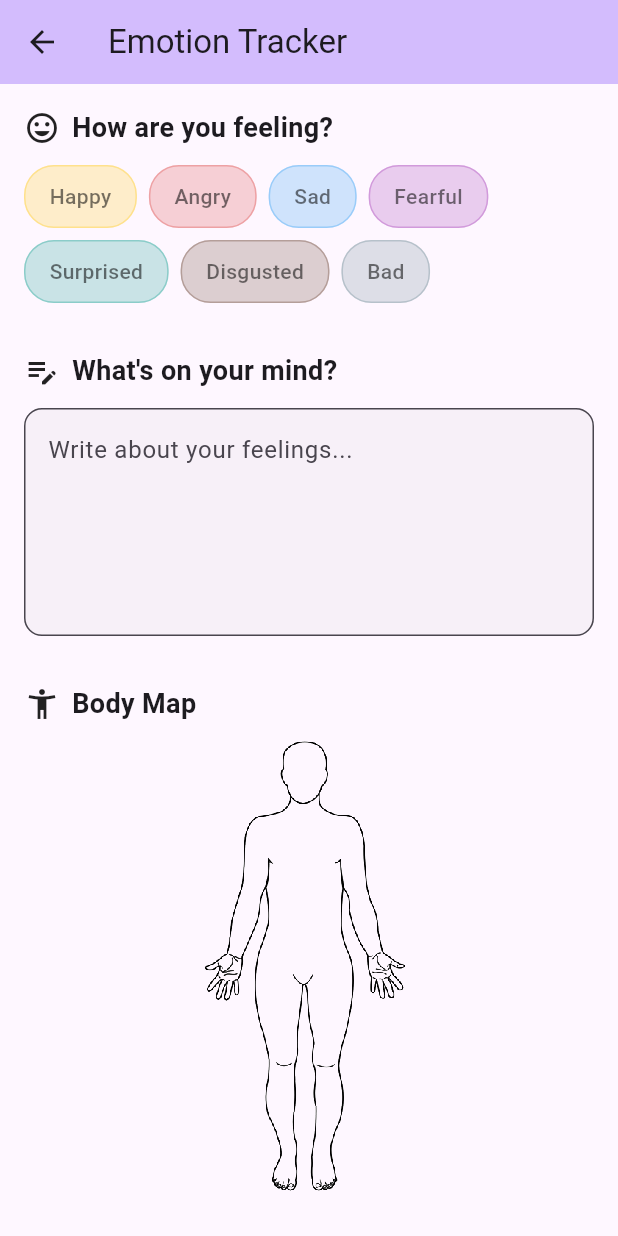
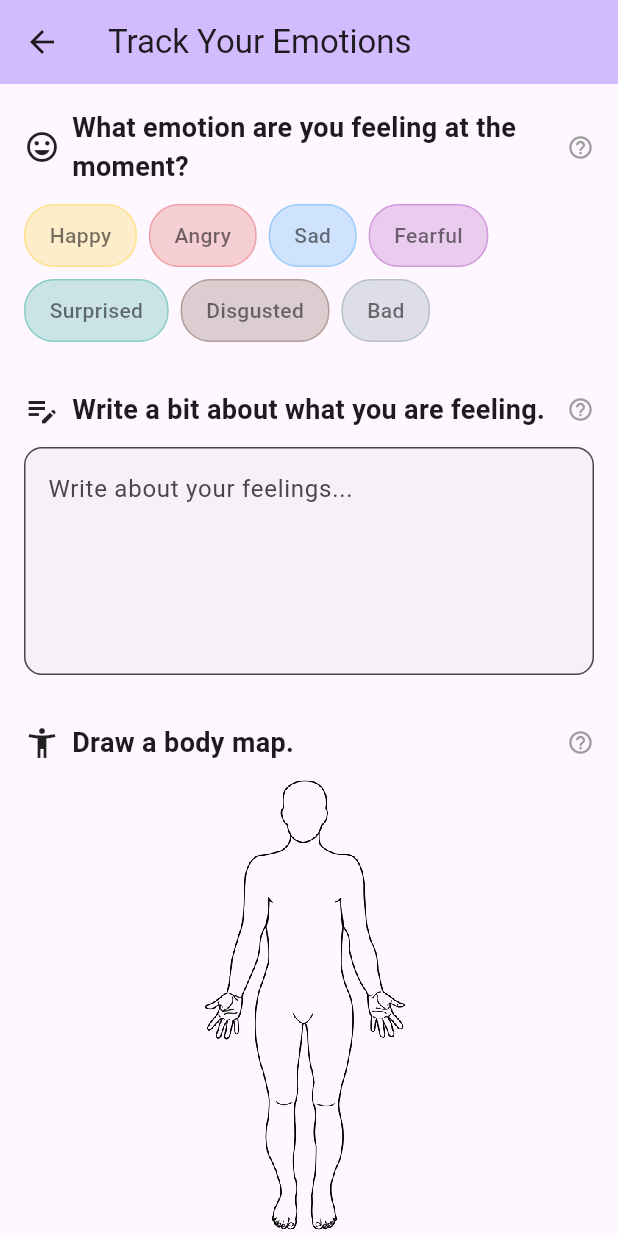
Before and after one commit to hannesSchwanzer/Personal-Hub-App, a Flutter app: the EmotionTrackerView screen opened directly, on a phone screen of 412 x 824 dp. Run offline on Flutter 3.47's test engine with Material 3 defaults, Android fonts, the phone set to English and light mode, and no system bars; our stand-ins replace drift, flutter_colorpicker, flutter_riverpod, shared_preferences; accounts and stored records are empty; generated files the repository leaves out were written again.

Commit message:
feat: Persist settings and added tool tips to the emotion tracker

```diff
--- /dev/null
+++ b/lib/domain/entities/settings.dart
@@ -0,0 +1,9 @@
+import 'package:flutter/material.dart';
+
+class Settings {
+  final Locale? locale;
+  // add more settings here
+
+  Settings({this.locale});
+  Settings copyWith({Locale? locale}) => Settings(locale: locale ?? this.locale);
+}
--- /dev/null
+++ b/lib/domain/repositories/settings_repository.dart
@@ -0,0 +1,6 @@
+import 'package:personal_hub_app/domain/entities/settings.dart';
+
+abstract class SettingsRepository {
+  Future<Settings> loadSettings();
+  Future<void> saveSettings(Settings settings);
+}
--- a/lib/l10n/app_en.arb
+++ b/lib/l10n/app_en.arb
@@ -25,13 +25,14 @@
     "reflectionCorner": "Reflection Corner",
     "reflectionCornerDesc": "Reflect on your emotional journey",
 
-    "emotionTrackerTitle": "Emotion Tracker",
-    "emotionTrackerSectionFeeling": "How are you feeling?",
-    "emotionTrackerSectionJournal": "What's on your mind?",
+    "emotionTrackerTitle": "Track Your Emotions",
+    "emotionTrackerSectionFeeling": "What emotion are you feeling at the moment?",
+    "emotionTrackerSectionFeelingTooltip": "Pick the emotion that feels the most accurate. If you feel “neutral” or are not sure what you are feeling, try to sit with your body and notice physical sensations. Based on those sensations, try to intellectually guess what you might be feeling. As you guess, notice whether that feels right or wrong. In the beginning, it doesn't matter whether you pick the right answer or not. It only matters that you consciously try to access your emotion regularly.",
+    "emotionTrackerSectionJournal": "Write a bit about what you are feeling.",
+    "emotionTrackerSectionJournalTooltip": "Journal your thoughts and try to articulate your feelings to the best of your ability. These entries will be used in the Reflection Corner.",
     "emotionTrackerJournalHint": "Write about your feelings...",
-    "emotionTrackerSectionBodyMap": "Body Map",
-    "emotionTrackerComingSoon": "Coming Soon",
-    "emotionTrackerDrawHint": "Draw where you feel it",
+    "emotionTrackerSectionBodyMap": "Draw a body map.",
+    "emotionTrackerSectionBodyMapTooltip": "Draw the outline of your body and using different colors, shade in the areas where you feel sensations. Shade darker for intense sensations and lighter for light sensations.",
     "emotionTrackerSaveEntry": "Save Entry",
     "emotionTrackerEntrySaved": "Entry saved",
     "emotionTrackerClearEntry": "Clear Entry",
--- a/lib/l10n/app_localizations.dart
+++ b/lib/l10n/app_localizations.dart
@@ -239,20 +239,32 @@ abstract class AppLocalizations {
   /// No description provided for @emotionTrackerTitle.
   ///
   /// In en, this message translates to:
-  /// **'Emotion Tracker'**
+  /// **'Track Your Emotions'**
   String get emotionTrackerTitle;
 
   /// No description provided for @emotionTrackerSectionFeeling.
   ///
   /// In en, this message translates to:
-  /// **'How are you feeling?'**
+  /// **'What emotion are you feeling at the moment?'**
   String get emotionTrackerSectionFeeling;
+
+  /// No description provided for @emotionTrackerSectionFeelingTooltip.
+  ///
+  /// In en, this message translates to:
+  /// **'Pick the emotion that feels the most accurate. If you feel “neutral” or are not sure what you are feeling, try to sit with your body and notice physical sensations. Based on those sensations, try to intellectually guess what you might be feeling. As you guess, notice whether that feels right or wrong. In the beginning, it doesn\'t matter whether you pick the right answer or not. It only matters that you consciously try to access your emotion regularly.'**
+  String get emotionTrackerSectionFeelingTooltip;
 
   /// No description provided for @emotionTrackerSectionJournal.
   ///
   /// In en, this message translates to:
-  /// **'What\'s on your mind?'**
+  /// **'Write a bit about what you are feeling.'**
   String get emotionTrackerSectionJournal;
+
+  /// No description provided for @emotionTrackerSectionJournalTooltip.
+  ///
+  /// In en, this message translates to:
+  /// **'Journal your thoughts and try to articulate your feelings to the best of your ability. These entries will be used in the Reflection Corner.'**
+  String get emotionTrackerSectionJournalTooltip;
 
   /// No description provided for @emotionTrackerJournalHint.
   ///
@@ -263,20 +275,14 @@ abstract class AppLocalizations {
   /// No description provided for @emotionTrackerSectionBodyMap.
   ///
   /// In en, this message translates to:
-  /// **'Body Map'**
+  /// **'Draw a body map.'**
   String get emotionTrackerSectionBodyMap;
 
-  /// No description provided for @emotionTrackerComingSoon.
+  /// No description provided for @emotionTrackerSectionBodyMapTooltip.
   ///
   /// In en, this message translates to:
-  /// **'Coming Soon'**
-  String get emotionTrackerComingSoon;
-
-  /// No description provided for @emotionTrackerDrawHint.
-  ///
-  /// In en, this message translates to:
-  /// **'Draw where you feel it'**
-  String get emotionTrackerDrawHint;
+  /// **'Draw the outline of your body and using different colors, shade in the areas where you feel sensations. Shade darker for intense sensations and lighter for light sensations.'**
+  String get emotionTrackerSectionBodyMapTooltip;
 
   /// No description provided for @emotionTrackerSaveEntry.
   ///
--- a/lib/l10n/app_localizations_en.dart
+++ b/lib/l10n/app_localizations_en.dart
@@ -78,25 +78,33 @@ class AppLocalizationsEn extends AppLocalizations {
   String get reflectionCornerDesc => 'Reflect on your emotional journey';
 
   @override
-  String get emotionTrackerTitle => 'Emotion Tracker';
+  String get emotionTrackerTitle => 'Track Your Emotions';
 
   @override
-  String get emotionTrackerSectionFeeling => 'How are you feeling?';
+  String get emotionTrackerSectionFeeling =>
+      'What emotion are you feeling at the moment?';
 
   @override
-  String get emotionTrackerSectionJournal => 'What\'s on your mind?';
+  String get emotionTrackerSectionFeelingTooltip =>
+      'Pick the emotion that feels the most accurate. If you feel “neutral” or are not sure what you are feeling, try to sit with your body and notice physical sensations. Based on those sensations, try to intellectually guess what you might be feeling. As you guess, notice whether that feels right or wrong. In the beginning, it doesn\'t matter whether you pick the right answer or not. It only matters that you consciously try to access your emotion regularly.';
+
+  @override
+  String get emotionTrackerSectionJournal =>
+      'Write a bit about what you are feeling.';
+
+  @override
+  String get emotionTrackerSectionJournalTooltip =>
+      'Journal your thoughts and try to articulate your feelings to the best of your ability. These entries will be used in the Reflection Corner.';
 
   @override
   String get emotionTrackerJournalHint => 'Write about your feelings...';
 
   @override
-  String get emotionTrackerSectionBodyMap => 'Body Map';
+  String get emotionTrackerSectionBodyMap => 'Draw a body map.';
 
   @override
-  String get emotionTrackerComingSoon => 'Coming Soon';
-
-  @override
-  String get emotionTrackerDrawHint => 'Draw where you feel it';
+  String get emotionTrackerSectionBodyMapTooltip =>
+      'Draw the outline of your body and using different colors, shade in the areas where you feel sensations. Shade darker for intense sensations and lighter for light sensations.';
 
   @override
   String get emotionTrackerSaveEntry => 'Save Entry';
--- /dev/null
+++ b/lib/ui/core/widgets/tab_tool_tip.dart
@@ -0,0 +1,86 @@
+import 'package:flutter/material.dart';
+
+/// A general-purpose widget that shows [child] normally,
+/// but pops up [tooltipBuilder] as an Overlay when tapped.
+/// Tapping outside the overlay will close it.
+/// Typical use: Place [TapTooltip] around a header row, for easy mobile-accessible tooltips.
+class TapTooltip extends StatefulWidget {
+  /// The widget that is always visible.
+  final Widget child;
+
+  /// The widget to show as overlay.
+  /// (The BuildContext provided is for the overlay.)
+  final WidgetBuilder tooltipBuilder;
+
+  /// Where the tooltip will appear (relative to the child): below (default) or above.
+  final Alignment tooltipAlignment;
+
+  const TapTooltip({
+    super.key,
+    required this.child,
+    required this.tooltipBuilder,
+    this.tooltipAlignment = Alignment.bottomLeft,
+  });
+
+  @override
+  State<TapTooltip> createState() => _TapTooltipState();
+}
+
+class _TapTooltipState extends State<TapTooltip> {
+  final LayerLink _layerLink = LayerLink();
+  OverlayEntry? _overlayEntry;
+
+  void _showTooltip() {
+    if (_overlayEntry != null) return; // Don't show multiple
+
+    final overlay = Overlay.of(context).context.findRenderObject() as RenderBox;
+    RenderBox box = context.findRenderObject() as RenderBox;
+    final target = box.localToGlobal(
+      box.size.bottomLeft(Offset.zero),
+      ancestor: overlay,
+    );
+
+    _overlayEntry = OverlayEntry(
+      builder: (overlayContext) => GestureDetector(
+        behavior: HitTestBehavior.translucent, // Absorb outside taps
+        onTap: _hideTooltip,
+        child: Stack(
+          children: [
+            Positioned(
+              left: target.dx,
+              top: target.dy + 8, // Slight vertical offset
+              child: Material(
+                color: Colors.transparent,
+                child: widget.tooltipBuilder(overlayContext),
+              ),
+            ),
+          ],
+        ),
+      ),
+    );
+    Overlay.of(context).insert(_overlayEntry!);
+  }
+
+  void _hideTooltip() {
+    _overlayEntry?.remove();
+    _overlayEntry = null;
+  }
+
+  @override
+  void dispose() {
+    _hideTooltip();
+    super.dispose();
+  }
+
+  @override
+  Widget build(BuildContext context) {
+    return CompositedTransformTarget(
+      link: _layerLink,
+      child: GestureDetector(
+        behavior: HitTestBehavior.opaque,
+        onTap: _showTooltip,
+        child: widget.child,
+      ),
+    );
+  }
+}
--- a/lib/ui/right_in_the_feels/screens/emotion_tracker_view.dart
+++ b/lib/ui/right_in_the_feels/screens/emotion_tracker_view.dart
@@ -2,6 +2,7 @@ import 'package:flutter_riverpod/flutter_riverpod.dart';
 import 'package:flutter/material.dart';
 import 'package:personal_hub_app/domain/entities/body_map_drawing.dart';
 import 'package:personal_hub_app/l10n/app_localizations.dart';
+import 'package:personal_hub_app/ui/core/widgets/tab_tool_tip.dart';
 import 'package:personal_hub_app/ui/right_in_the_feels/models/emotion_tree.dart';
 import 'package:personal_hub_app/ui/right_in_the_feels/widgets/body_map_editor.dart';
 import 'package:personal_hub_app/ui/right_in_the_feels/widgets/body_map_viewer.dart';
@@ -51,6 +52,7 @@ class EmotionTrackerView extends ConsumerWidget {
             _buildSectionHeader(
               AppLocalizations.of(context)!.emotionTrackerSectionFeeling,
               Icons.mood,
+              tooltip: AppLocalizations.of(context)!.emotionTrackerSectionFeelingTooltip,
             ),
             const SizedBox(height: 12),
             EmotionSelector(
@@ -62,6 +64,7 @@ class EmotionTrackerView extends ConsumerWidget {
             _buildSectionHeader(
               AppLocalizations.of(context)!.emotionTrackerSectionJournal,
               Icons.edit_note,
+              tooltip: AppLocalizations.of(context)!.emotionTrackerSectionJournalTooltip,
             ),
             const SizedBox(height: 12),
             TextField(
@@ -90,6 +93,7 @@ class EmotionTrackerView extends ConsumerWidget {
             _buildSectionHeader(
               AppLocalizations.of(context)!.emotionTrackerSectionBodyMap,
               Icons.accessibility_new,
+              tooltip: AppLocalizations.of(context)!.emotionTrackerSectionBodyMapTooltip,
             ),
             const SizedBox(height: 12),
             GestureDetector(
@@ -111,9 +115,7 @@ class EmotionTrackerView extends ConsumerWidget {
                   },
                 );
               },
-              child: _BodyMapPreview(
-                drawing: vm.bodyMapDrawing,
-              ),
+              child: _BodyMapPreview(drawing: vm.bodyMapDrawing),
             ),
             const SizedBox(height: 32),
             // Save Button
@@ -134,9 +136,7 @@ class EmotionTrackerView extends ConsumerWidget {
             SizedBox(
               width: double.infinity,
               child: OutlinedButton.icon(
-                onPressed: _canClear(vm)
-                    ? () => notifier.clearEntry()
-                    : null,
+                onPressed: _canClear(vm) ? () => notifier.clearEntry() : null,
                 icon: const Icon(Icons.clear),
                 label: Text(
                   AppLocalizations.of(context)!.emotionTrackerClearEntry,
@@ -150,17 +150,67 @@ class EmotionTrackerView extends ConsumerWidget {
     );
   }
 
-  Widget _buildSectionHeader(String title, IconData icon) {
+  /// Section header with icon, title, and optional tap-to-open overlay tooltip for mobile.
+  /// Tapping anywhere on the row (icon, title or ? icon) opens the tooltip;
+  /// tapping anywhere else closes it.
+  Widget _buildSectionHeader(String title, IconData icon, {String? tooltip}) {
+    if (tooltip == null) {
           return Row(
+            crossAxisAlignment: CrossAxisAlignment.center,
             children: [
               Icon(icon, size: 24),
               const SizedBox(width: 8),
-        Text(
+              Expanded(
+                child: Text(
                   title,
                   style: const TextStyle(fontSize: 18, fontWeight: FontWeight.bold),
+                  softWrap: true,
+                  overflow: TextOverflow.visible,
+                ),
               ),
             ],
           );
+        } else {
+          // Use general-purpose TapTooltip widget for tooltip functionality
+          return TapTooltip(
+            child: Row(
+              crossAxisAlignment: CrossAxisAlignment.center,
+              children: [
+                Icon(icon, size: 24),
+                const SizedBox(width: 8),
+                Expanded(
+                  child: Text(
+                    title,
+                    style: const TextStyle(fontSize: 18, fontWeight: FontWeight.bold),
+                    softWrap: true,
+                    overflow: TextOverflow.visible,
+                  ),
+            ),
+            Icon(Icons.help_outline, size: 18, color: Colors.grey[500]),
+          ],
+        ),
+        tooltipBuilder: (ctx) => ConstrainedBox(
+          constraints: const BoxConstraints(maxWidth: 260),
+          child: DecoratedBox(
+            decoration: BoxDecoration(
+              color: Theme.of(ctx).cardColor,
+              borderRadius: BorderRadius.circular(8),
+              boxShadow: [
+                BoxShadow(
+                  color: Colors.black26,
+                  blurRadius: 8,
+                  offset: Offset(0, 2),
+                ),
+              ],
+            ),
+            child: Padding(
+              padding: const EdgeInsets.all(12.0),
+              child: Text(tooltip, style: Theme.of(ctx).textTheme.bodyMedium),
+            ),
+          ),
+        ),
+      );
+    }
   }
 
   /// Returns true if any of the entry fields are not empty (so Clear makes sense).
@@ -180,9 +230,7 @@ class _BodyMapPreview extends StatelessWidget {
   Widget build(BuildContext context) {
     return SizedBox(
       height: 300,
-      child: BodyMapViewer(
-        strokes: drawing.strokes,
-      ),
+      child: BodyMapViewer(strokes: drawing.strokes),
     );
   }
 }
--- a/lib/utils/providers.dart
+++ b/lib/utils/providers.dart
@@ -2,7 +2,19 @@ import 'package:flutter_riverpod/flutter_riverpod.dart';
 import 'package:personal_hub_app/data/database/app_database.dart';
 import 'package:personal_hub_app/data/database/daos/journal_dao.dart';
 import 'package:personal_hub_app/data/repositories/journal_entry_reporsitory_impl.dart';
+import 'package:personal_hub_app/data/repositories/settings_repository_impl.dart';
+import 'package:personal_hub_app/domain/entities/settings.dart';
 import 'package:personal_hub_app/domain/repositories/journal_entry_repository.dart';
+import 'package:personal_hub_app/domain/repositories/settings_repository.dart';
+import 'package:personal_hub_app/ui/settings/view_models/settings_notifier.dart';
+
+final settingsNotifierProvider = NotifierProvider<SettingsNotifier, Settings>(
+  SettingsNotifier.new,
+);
+
+final settingsRepositoryProvider = Provider<SettingsRepository>((ref) {
+  return SettingsRepositoryImpl();
+});
 
 final databaseProvider = Provider<AppDatabase>((ref) {
   return AppDatabase();
--- a/pubspec.yaml
+++ b/pubspec.yaml
@@ -45,6 +45,7 @@ dependencies:
   uuid: ^4.5.3
   flutter_riverpod: ^3.2.1
   flutter_colorpicker: ^1.1.0
+  shared_preferences: ^2.2.2
 
 dev_dependencies:
   flutter_test:
```
Also changed, not shown: lib/data/repositories/settings_repository_impl.dart (added, +40 -0 lines), lib/l10n/app_de.arb (+11 -11 lines), lib/l10n/app_localizations_de.dart (+16 -8 lines), lib/main.dart (+7 -15 lines), lib/ui/settings/view_models/settings_notifier.dart (added, +34 -0 lines), lib/ui/settings/widgets/settings_view.dart (+20 -14 lines), pubspec.lock, 1 other file. Lines whose indentation alone changed are shown as unchanged.
